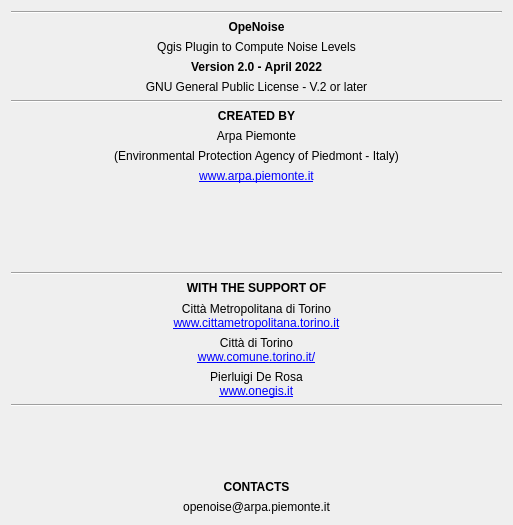
Qt form tools/ui_Credits.ui (pierluigiderosa/openoise) before a commit.
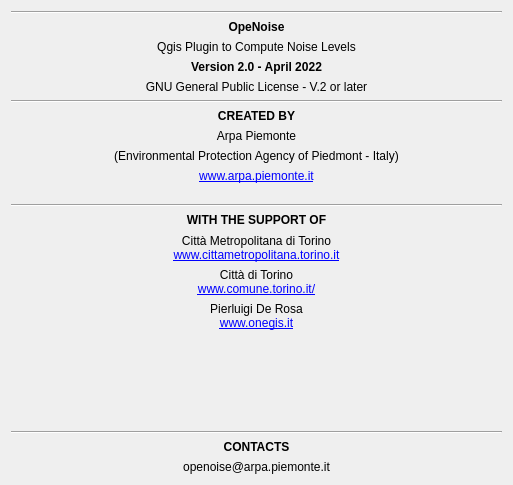
The same form after that commit.

Commit message: - renamed shapefile contours_level - new GUI for Informations, contour level, create grid - GUI create grid added label fom m^2 - fixed spaces for GUI information

The edit to the form file:
```diff
--- a/tools/ui_Credits.ui
+++ b/tools/ui_Credits.ui
@@ -7,7 +7,7 @@
     <x>0</x>
     <y>0</y>
     <width>513</width>
-    <height>525</height>
+    <height>485</height>
    </rect>
   </property>
   <property name="sizePolicy">
@@ -204,19 +204,6 @@
      </property>
     </widget>
    </item>
-   <item>
-    <spacer name="verticalSpacer">
-     <property name="orientation">
-      <enum>Qt::Vertical</enum>
-     </property>
-     <property name="sizeHint" stdset="0">
-      <size>
-       <width>20</width>
-       <height>40</height>
-      </size>
-     </property>
-    </spacer>
-   </item>
    <item>
     <spacer name="verticalSpacer_2">
      <property name="orientation">
@@ -319,6 +306,19 @@
      </property>
     </widget>
    </item>
+   <item>
+    <spacer name="verticalSpacer">
+     <property name="orientation">
+      <enum>Qt::Vertical</enum>
+     </property>
+     <property name="sizeHint" stdset="0">
+      <size>
+       <width>20</width>
+       <height>40</height>
+      </size>
+     </property>
+    </spacer>
+   </item>
    <item>
     <widget class="Line" name="line_3">
      <property name="maximumSize">
@@ -332,19 +332,6 @@
      </property>
     </widget>
    </item>
-   <item>
-    <spacer name="verticalSpacer_3">
-     <property name="orientation">
-      <enum>Qt::Vertical</enum>
-     </property>
-     <property name="sizeHint" stdset="0">
-      <size>
-       <width>20</width>
-       <height>40</height>
-      </size>
-     </property>
-    </spacer>
-   </item>
    <item>
     <widget class="QLabel" name="label_13">
      <property name="sizePolicy">
```
The commit also changes 1 other file.
